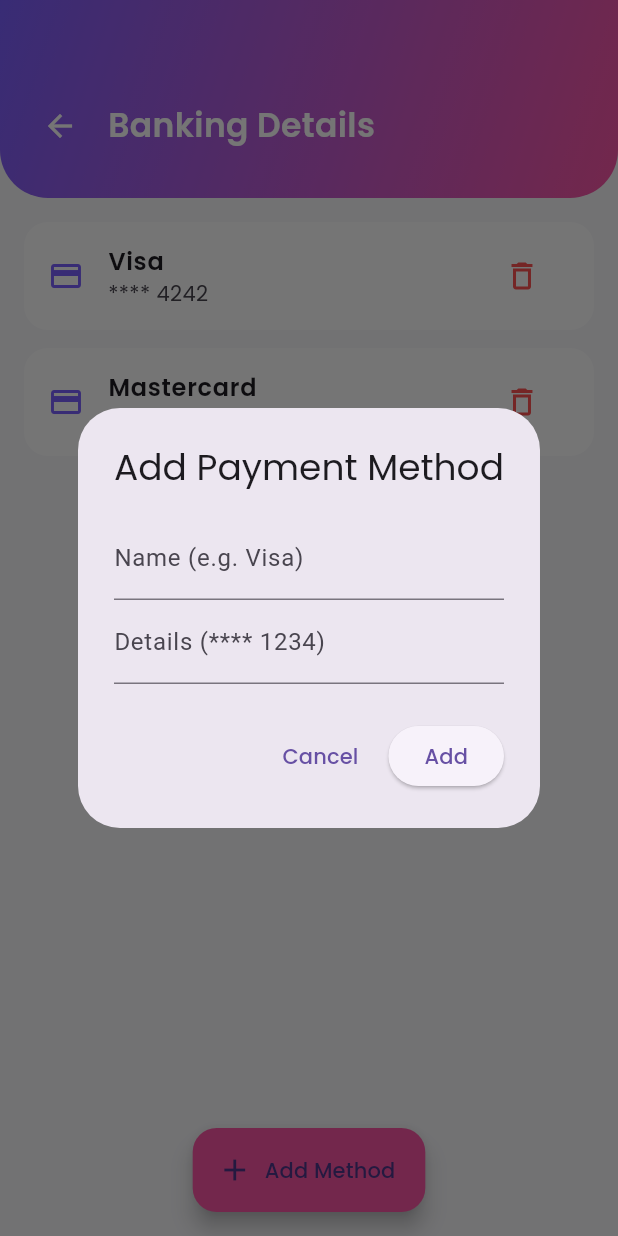
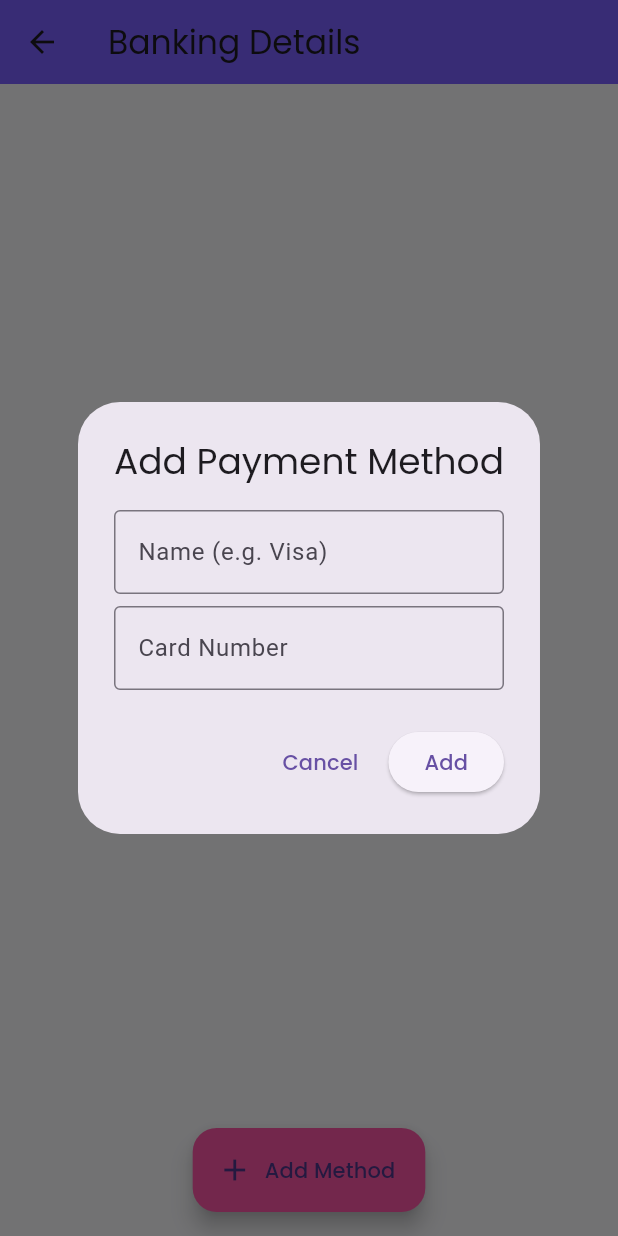
Before and after one commit to tanshurou/splitpal, a Flutter app: the BankingDetailsPage screen opened directly, after a tap on "Add Method", on a phone screen of 412 x 824 dp. Run offline on Flutter 3.47's test engine with Material 3 defaults, Android fonts, the phone set to English and light mode, and no system bars; our stand-ins replace cloud_firestore, firebase_auth, firebase_core, google_fonts, google_nav_bar; accounts and stored records are empty.

Commit message:
new changes

```diff
--- /dev/null
+++ b/lib/models/payment_method.dart
@@ -0,0 +1,18 @@
+import 'package:cloud_firestore/cloud_firestore.dart';
+
+class PaymentMethod {
+  final String id;
+  final String name;
+  final String details;
+
+  PaymentMethod({required this.id, required this.name, required this.details});
+
+  factory PaymentMethod.fromDoc(DocumentSnapshot<Map<String, dynamic>> doc) {
+    final data = doc.data()!;
+    return PaymentMethod(
+      id: doc.id,
+      name: data['name'] as String,
+      details: data['details'] as String,
+    );
+  }
+}
--- a/lib/pages/banking_details_page.dart
+++ b/lib/pages/banking_details_page.dart
@@ -1,15 +1,7 @@
-// lib/pages/banking_details_page.dart
-
 import 'package:flutter/material.dart';
 import 'package:google_fonts/google_fonts.dart';
+import '../models/payment_method.dart';
 import '../services/payment_service.dart';
-
-/// Top‐level model class
-class PaymentMethod {
-  String name;
-  String details;
-  PaymentMethod({required this.name, required this.details});
-}
 
 class BankingDetailsPage extends StatefulWidget {
   const BankingDetailsPage({super.key});
@@ -18,15 +10,23 @@ class BankingDetailsPage extends StatefulWidget {
 }
 
 class _BankingDetailsPageState extends State<BankingDetailsPage> {
-  final svc = PaymentService.instance;
+  late Future<List<PaymentMethod>> _methodsFuture;
 
-  void _deleteMethod(int idx) {
-    setState(() => svc.deleteMethodAt(idx));
+  @override
+  void initState() {
+    super.initState();
+    _loadMethods();
   }
 
-  Future<void> _addMethodDialog() async {
-    String? name, details;
-    await showDialog(
+  void _loadMethods() {
+    _methodsFuture = PaymentService.instance.fetchMethods();
+  }
+
+  Future<void> _showAddDialog() async {
+    final nameCtrl = TextEditingController();
+    final numberCtrl = TextEditingController();
+
+    await showDialog<void>(
       context: context,
       builder:
           (ctx) => AlertDialog(
@@ -35,12 +35,20 @@ class _BankingDetailsPageState extends State<BankingDetailsPage> {
               mainAxisSize: MainAxisSize.min,
               children: [
                 TextField(
-                  decoration: InputDecoration(labelText: 'Name (e.g. Visa)'),
-                  onChanged: (v) => name = v,
+                  controller: nameCtrl,
+                  decoration: const InputDecoration(
+                    labelText: 'Name (e.g. Visa)',
+                    border: OutlineInputBorder(),
                   ),
+                ),
+                const SizedBox(height: 8),
                 TextField(
-                  decoration: InputDecoration(labelText: 'Details (**** 1234)'),
-                  onChanged: (v) => details = v,
+                  controller: numberCtrl,
+                  decoration: const InputDecoration(
+                    labelText: 'Card Number',
+                    border: OutlineInputBorder(),
+                  ),
+                  keyboardType: TextInputType.number,
                 ),
               ],
             ),
@@ -50,24 +58,27 @@ class _BankingDetailsPageState extends State<BankingDetailsPage> {
                 child: Text('Cancel', style: GoogleFonts.poppins()),
               ),
               ElevatedButton(
-                onPressed: () {
-                  if (name != null && name!.trim().isNotEmpty) {
-                    // ← Use the service, not a local _methods list
-                    svc.addMethod(
-                      PaymentMethod(
-                        name: name!.trim(),
-                        details: details?.trim() ?? '',
-                      ),
-                    );
-                    setState(() {}); // rebuild to show new entry
+                onPressed: () async {
+                  final name = nameCtrl.text.trim();
+                  final number = numberCtrl.text.trim();
+                  if (name.isNotEmpty && number.isNotEmpty) {
+                    await PaymentService.instance.addMethod(name, number);
+                    _loadMethods();
+                    setState(() {});
+                    Navigator.pop(ctx);
                   }
-                  Navigator.pop(ctx);
                 },
                 child: Text('Add', style: GoogleFonts.poppins()),
               ),
             ],
           ),
     );
+  }
+
+  Future<void> _deleteMethod(String id) async {
+    await PaymentService.instance.deleteMethod(id);
+    _loadMethods();
+    setState(() {});
   }
 
   @override
@@ -78,49 +89,31 @@ class _BankingDetailsPageState extends State<BankingDetailsPage> {
 
     return Scaffold(
       backgroundColor: bgColor,
-      body: Column(
-        children: [
-          // HEADER
-          Container(
-            width: double.infinity,
-            padding: const EdgeInsets.only(
-              top: 60,
-              bottom: 24,
-              left: 16,
-              right: 16,
+      appBar: AppBar(
+        title: Text('Banking Details', style: GoogleFonts.poppins()),
+        backgroundColor: gradientStart,
       ),
-            decoration: const BoxDecoration(
-              gradient: LinearGradient(
-                colors: [gradientStart, gradientEnd],
-                begin: Alignment.topLeft,
-                end: Alignment.bottomRight,
+      body: FutureBuilder<List<PaymentMethod>>(
+        future: _methodsFuture,
+        builder: (ctx, snap) {
+          if (snap.connectionState != ConnectionState.done) {
+            return const Center(child: CircularProgressIndicator());
+          }
+          final methods = snap.data ?? [];
+          if (methods.isEmpty) {
+            return Center(
+              child: Text(
+                'No payment methods yet',
+                style: GoogleFonts.poppins(),
               ),
-              borderRadius: BorderRadius.vertical(bottom: Radius.circular(32)),
-            ),
-            child: Row(
-              children: [
-                BackButton(color: Colors.white),
-                const SizedBox(width: 8),
-                Text(
-                  'Banking Details',
-                  style: GoogleFonts.poppins(
-                    fontSize: 22,
-                    color: Colors.white,
-                    fontWeight: FontWeight.w600,
-                  ),
-                ),
-              ],
-            ),
-          ),
-
-          // LIST OF METHODS
-          Expanded(
-            child: ListView.separated(
+            );
+          }
+          return ListView.separated(
             padding: const EdgeInsets.all(16),
-              itemCount: svc.methods.length, // ← replaced _methods.length
+            itemCount: methods.length,
             separatorBuilder: (_, __) => const SizedBox(height: 12),
             itemBuilder: (ctx, i) {
-                final m = svc.methods[i]; // ← replaced _methods[i]
+              final m = methods[i];
               return Container(
                 decoration: BoxDecoration(
                   color: Colors.white,
@@ -130,30 +123,24 @@ class _BankingDetailsPageState extends State<BankingDetailsPage> {
                   leading: Icon(Icons.credit_card, color: gradientStart),
                   title: Text(
                     m.name,
-                      style: GoogleFonts.poppins(
-                        fontSize: 16,
-                        fontWeight: FontWeight.w600,
-                      ),
+                    style: GoogleFonts.poppins(fontWeight: FontWeight.w600),
                   ),
                   subtitle: Text(m.details, style: GoogleFonts.poppins()),
                   trailing: IconButton(
                     icon: Icon(Icons.delete_outline, color: Colors.redAccent),
-                      onPressed: () => _deleteMethod(i),
+                    onPressed: () => _deleteMethod(m.id),
                   ),
                 ),
               );
             },
+          );
+        },
       ),
-          ),
-        ],
-      ),
-
-      // ADD BUTTON
       floatingActionButton: FloatingActionButton.extended(
-        onPressed: _addMethodDialog,
+        onPressed: _showAddDialog,
+        icon: const Icon(Icons.add),
+        label: Text('Add Method', style: GoogleFonts.poppins()),
         backgroundColor: gradientEnd,
-        label: Text('Add Method', style: GoogleFonts.poppins()),
-        icon: const Icon(Icons.add),
       ),
       floatingActionButtonLocation: FloatingActionButtonLocation.centerFloat,
     );
--- a/lib/services/payment_service.dart
+++ b/lib/services/payment_service.dart
@@ -1,22 +1,32 @@
-// lib/services/payment_service.dart
-
-import '../pages/banking_details_page.dart'; // for PaymentMethod
+import 'package:cloud_firestore/cloud_firestore.dart';
+import 'package:firebase_auth/firebase_auth.dart';
+import '../models/payment_method.dart';
 
 class PaymentService {
-  // 1) Singleton boilerplate
   PaymentService._();
-  static final PaymentService instance = PaymentService._();
+  static final instance = PaymentService._();
 
-  // 2) Backing list
-  final List<PaymentMethod> _methods = [
-    PaymentMethod(name: 'Visa', details: '**** 4242'),
-    PaymentMethod(name: 'Mastercard', details: '**** 5454'),
-  ];
+  final _db = FirebaseFirestore.instance;
+  final _auth = FirebaseAuth.instance;
 
-  // 3) Read‐only view
-  List<PaymentMethod> get methods => List.unmodifiable(_methods);
+  CollectionReference<Map<String, dynamic>> get _methodsRef {
+    final uid = _auth.currentUser!.uid;
+    return _db.collection('users').doc(uid).collection('payment_methods');
+  }
 
-  // 4) Mutators
-  void addMethod(PaymentMethod m) => _methods.add(m);
-  void deleteMethodAt(int i) => _methods.removeAt(i);
+  Future<List<PaymentMethod>> fetchMethods() async {
+    final snap = await _methodsRef.get();
+    return snap.docs.map((d) => PaymentMethod.fromDoc(d)).toList();
+  }
+
+  Future<void> addMethod(String name, String number) async {
+    final last4 =
+        number.length >= 4 ? number.substring(number.length - 4) : number;
+    final masked = '**** $last4';
+    await _methodsRef.add({'name': name, 'details': masked});
+  }
+
+  Future<void> deleteMethod(String id) async {
+    await _methodsRef.doc(id).delete();
+  }
 }
```
Also changed, not shown: lib/pages/payment_page.dart (+129 -63 lines), lib/pages/settle_debt_page.dart (+64 -68 lines). Lines whose indentation alone changed are shown as unchanged.
